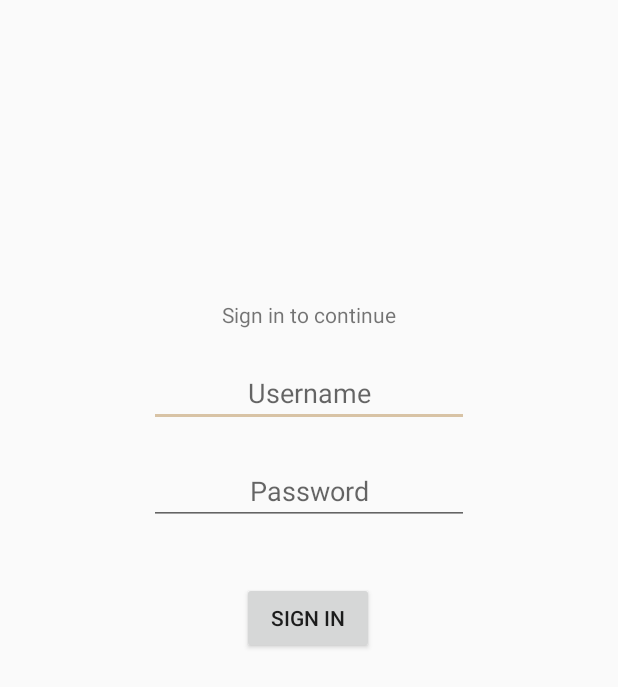
After one commit to jonthorsteins/TM_app, an Android app: the layout activity_login.xml on its own in the app's theme, with its tools: preview values and no code run, on a phone screen of 412 x 824 dp. The commit adds this screen. Shown: the top 687 px of the screen. Run offline under Robolectric (Android 15) with nearby library versions, the phone set to English and light mode, and no system bars.

Commit message:
Breyta Login ferli(MainActivity)

```diff
--- a/app/src/main/AndroidManifest.xml
+++ b/app/src/main/AndroidManifest.xml
@@ -2,7 +2,8 @@
 <manifest xmlns:android="http://schemas.android.com/apk/res/android"
     package="hi.is.tournamentmanager.tm">
 
-    <uses-permission android:name="android.permission.INTERNET"/>
+    <uses-permission android:name="android.permission.INTERNET" />
+
     <application
         android:allowBackup="true"
         android:icon="@mipmap/ic_launcher"
@@ -10,7 +11,8 @@
         android:roundIcon="@mipmap/ic_launcher_round"
         android:supportsRtl="true"
         android:theme="@style/AppTheme">
-        <activity android:name=".ui.ViewTournamentActivity"></activity>
+        <activity android:name=".ui.LoginActivity" android:noHistory="true"></activity>
+        <activity android:name=".ui.ViewTournamentActivity" />
         <activity android:name=".ui.ViewProfileActivity" />
         <activity android:name=".ui.ViewAllTournamentsActivity" />
         <activity android:name=".ui.EditTournamentActivity" />
--- /dev/null
+++ b/app/src/main/res/layout/activity_login.xml
@@ -0,0 +1,80 @@
+<?xml version="1.0" encoding="utf-8"?>
+<android.support.constraint.ConstraintLayout xmlns:android="http://schemas.android.com/apk/res/android"
+    xmlns:app="http://schemas.android.com/apk/res-auto"
+    xmlns:tools="http://schemas.android.com/tools"
+    android:layout_width="match_parent"
+    android:layout_height="match_parent"
+    tools:context=".ui.LoginActivity">
+
+    <TextView
+        android:id="@+id/textView4"
+        android:layout_width="wrap_content"
+        android:layout_height="wrap_content"
+        android:layout_marginStart="8dp"
+        android:layout_marginTop="200dp"
+        android:layout_marginEnd="8dp"
+        android:text="@string/signIn_info"
+        app:layout_constraintEnd_toEndOf="parent"
+        app:layout_constraintStart_toStartOf="parent"
+        app:layout_constraintTop_toTopOf="parent" />
+
+    <EditText
+        android:id="@+id/username_text"
+        android:layout_width="wrap_content"
+        android:layout_height="wrap_content"
+        android:layout_marginStart="8dp"
+        android:layout_marginTop="20dp"
+        android:layout_marginEnd="8dp"
+        android:ems="10"
+        android:hint="@string/username_hint"
+        android:inputType="textShortMessage|textPersonName"
+        android:textAlignment="center"
+        app:layout_constraintEnd_toEndOf="parent"
+        app:layout_constraintStart_toStartOf="parent"
+        app:layout_constraintTop_toBottomOf="@+id/textView4" />
+
+    <EditText
+        android:id="@+id/password_text"
+        android:layout_width="wrap_content"
+        android:layout_height="wrap_content"
+        android:layout_marginStart="8dp"
+        android:layout_marginTop="20dp"
+        android:layout_marginEnd="8dp"
+        android:ems="10"
+        android:hint="@string/password_hint"
+        android:inputType="textPassword"
+        android:textAlignment="center"
+        app:layout_constraintEnd_toEndOf="parent"
+        app:layout_constraintStart_toStartOf="parent"
+        app:layout_constraintTop_toBottomOf="@+id/username_text" />
+
+    <Button
+        android:id="@+id/signIn_button"
+        android:layout_width="wrap_content"
+        android:layout_height="wrap_content"
+        android:layout_marginStart="8dp"
+        android:layout_marginTop="20dp"
+        android:layout_marginEnd="8dp"
+        android:layout_marginBottom="50dp"
+        android:text="@string/signIn_button"
+        app:layout_constraintBottom_toBottomOf="parent"
+        app:layout_constraintEnd_toEndOf="parent"
+        app:layout_constraintHorizontal_bias="0.498"
+        app:layout_constraintStart_toStartOf="parent"
+        app:layout_constraintTop_toBottomOf="@+id/password_text"
+        app:layout_constraintVertical_bias="0.05" />
+
+    <ProgressBar
+        android:id="@+id/signIn_spinner"
+        style="?android:attr/progressBarStyleLarge"
+        android:layout_width="53dp"
+        android:layout_height="47dp"
+        android:layout_centerHorizontal="true"
+        android:layout_marginStart="8dp"
+        android:layout_marginTop="36dp"
+        android:layout_marginEnd="8dp"
+        android:visibility="gone"
+        app:layout_constraintEnd_toEndOf="parent"
+        app:layout_constraintStart_toStartOf="parent"
+        app:layout_constraintTop_toBottomOf="@+id/password_text" />
+</android.support.constraint.ConstraintLayout>
--- a/app/src/main/res/values/strings.xml
+++ b/app/src/main/res/values/strings.xml
@@ -6,4 +6,5 @@
     <string name="password_hint">Password</string>
     <string name="intro_text">Please sign in to continue</string>
     <string name="login_failed">Login failed.</string>
+    <string name="signIn_info">Sign in to continue</string>
 </resources>
```
Also changed, not shown: app/src/main/java/hi/is/tournamentmanager/tm/ui/LoginActivity.java (added, +102 -0 lines), app/src/main/java/hi/is/tournamentmanager/tm/ui/MainActivity.java (+6 -96 lines).
